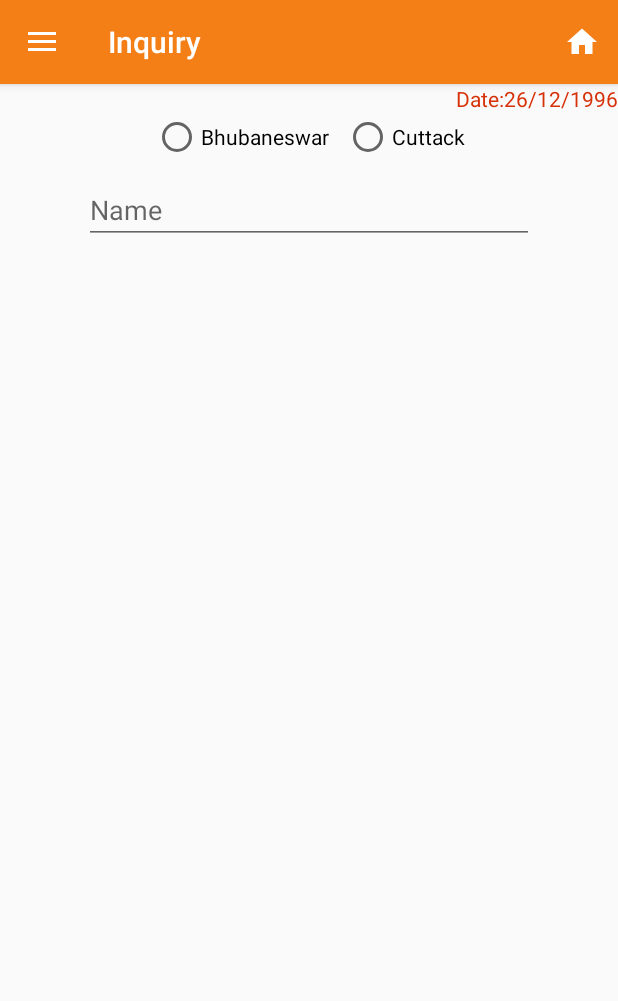
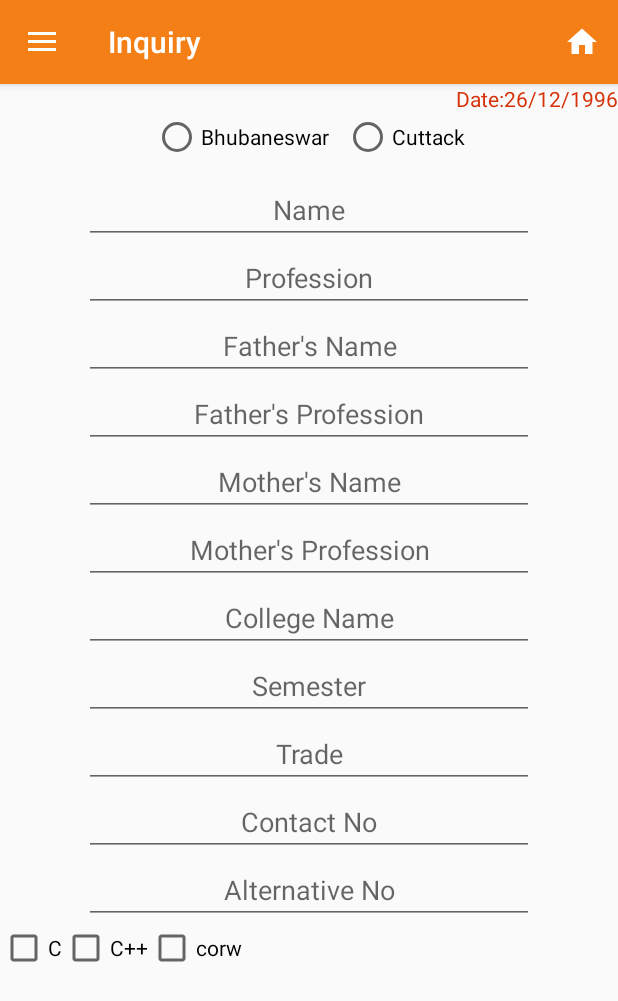
Before and after one commit to rk472/NewJT, an Android app: the fragment InquiryFragment placed in its activity, on a phone screen of 412 x 824 dp. Shown: the top 1001 px of the screen. Run offline under Robolectric (Android 15) with nearby library versions, the phone set to English and light mode, and no system bars.

Commit message:
Inquiry added

```diff
--- a/app/src/main/java/com/jt/javatechnocrat/MainActivity.java
+++ b/app/src/main/java/com/jt/javatechnocrat/MainActivity.java
@@ -1,11 +1,8 @@
 package com.jt.javatechnocrat;
 
 import android.os.Bundle;
-import android.support.design.widget.FloatingActionButton;
-import android.support.design.widget.Snackbar;
 import android.support.v4.app.Fragment;
 import android.support.v4.app.FragmentTransaction;
-import android.view.View;
 import android.support.design.widget.NavigationView;
 import android.support.v4.view.GravityCompat;
 import android.support.v4.widget.DrawerLayout;
--- a/app/src/main/res/layout/fragment_inquiry.xml
+++ b/app/src/main/res/layout/fragment_inquiry.xml
@@ -16,6 +16,7 @@
                 android:layout_height="match_parent"
                 android:orientation="vertical">
                 <TextView
+                    android:id="@+id/inquiry_date"
                     android:layout_width="wrap_content"
                     android:layout_height="wrap_content"
                     android:text="Date:26/12/1996"
@@ -25,8 +26,8 @@
                     android:layout_width="wrap_content"
                     android:layout_height="match_parent"
                     android:orientation="horizontal"
-                    android:layout_gravity="center_horizontal">
-
+                    android:layout_gravity="center_horizontal"
+                    android:id="@+id/inquiry_place">
                     <RadioButton
                         android:layout_width="wrap_content"
                         android:layout_height="match_parent"
@@ -39,11 +40,107 @@
 
                 </RadioGroup>
                 <EditText
+                    android:id="@+id/inquiry_name"
                     android:layout_width="300dp"
                     android:layout_height="wrap_content"
                     android:hint="Name"
                     android:layout_gravity="center_horizontal"
+                    android:textAlignment="center"
                     android:layout_marginTop="10dp"/>
+                <EditText
+                    android:id="@+id/inquiry_proffession"
+                    android:layout_width="300dp"
+                    android:layout_height="wrap_content"
+                    android:layout_gravity="center_horizontal"
+                    android:textAlignment="center"
+                    android:hint="Profession"/>
+                <EditText
+                    android:id="@+id/inquiry_father"
+                    android:layout_width="300dp"
+                    android:layout_height="wrap_content"
+                    android:layout_gravity="center_horizontal"
+                    android:textAlignment="center"
+                    android:hint="Father's Name"/>
+                <EditText
+                    android:id="@+id/inquiry_father_proffession"
+                    android:layout_width="300dp"
+                    android:layout_height="wrap_content"
+                    android:layout_gravity="center_horizontal"
+                    android:textAlignment="center"
+                    android:hint="Father's Profession"/>
+                <EditText
+                    android:id="@+id/inquiry_mother"
+                    android:layout_width="300dp"
+                    android:layout_height="wrap_content"
+                    android:layout_gravity="center_horizontal"
+                    android:textAlignment="center"
+                    android:hint="Mother's Name"/>
+                <EditText
+                    android:id="@+id/inquiry_mother_proffession"
+                    android:layout_width="300dp"
+                    android:layout_height="wrap_content"
+                    android:layout_gravity="center_horizontal"
+                    android:textAlignment="center"
+                    android:hint="Mother's Profession"/>
+                <EditText
+                    android:id="@+id/inquiry_college"
+                    android:layout_width="300dp"
+                    android:layout_height="wrap_content"
+                    android:textAlignment="center"
+                    android:layout_gravity="center_horizontal"
+                    android:hint="College Name"/>
+                <EditText
+                    android:id="@+id/inquiry_semester"
+                    android:inputType="number"
+                    android:layout_width="300dp"
+                    android:textAlignment="center"
+                    android:layout_height="wrap_content"
+                    android:layout_gravity="center_horizontal"
+                    android:hint="Semester"/>
+                <EditText
+                    android:id="@+id/inquiry_trade"
+                    android:layout_width="300dp"
+                    android:layout_height="wrap_content"
+                    android:textAlignment="center"
+                    android:layout_gravity="center_horizontal"
+                    android:hint="Trade"/>
+                <EditText
+                    android:id="@+id/inquiry_contact_no"
+                    android:inputType="number"
+                    android:layout_width="300dp"
+                    android:textAlignment="center"
+                    android:layout_height="wrap_content"
+                    android:layout_gravity="center_horizontal"
+                    android:hint="Contact No"/>
+                <EditText
+                    android:id="@+id/inquiry_alternative_no"
+                    android:layout_width="300dp"
+                    android:inputType="number"
+                    android:textAlignment="center"
+                    android:layout_height="wrap_content"
+                    android:layout_gravity="center_horizontal"
+                    android:hint="Alternative No"/>
+                <LinearLayout
+                    android:layout_width="match_parent"
+                    android:layout_height="wrap_content">
+                    <CheckBox
+                        android:id="@+id/inquiry_c"
+                        android:layout_width="wrap_content"
+                        android:layout_height="wrap_content"
+                        android:text="C"/>
+                    <CheckBox
+                        android:layout_width="wrap_content"
+                        android:layout_height="wrap_content"
+                        android:text="C++"/>
+                    <CheckBox
+                        android:layout_width="wrap_content"
+                        android:layout_height="wrap_content"
+                        android:text="corw"/>
+                </LinearLayout>
+
+
+
+
             </LinearLayout>
 
 
```
